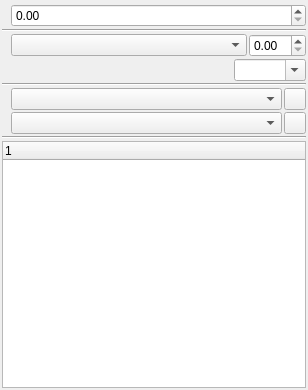
Qt form scribus/ui/propertiespalette_textbase.ui (scribusproject/scribus) before a commit.
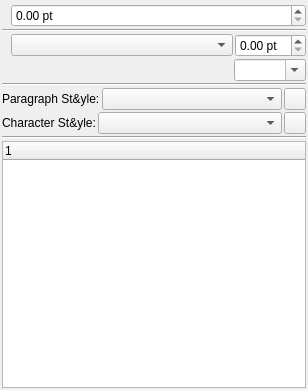
The same form after that commit. Icons and pictures are not drawn. Custom widgets are drawn as their Qt base class.

```diff
--- a/scribus/ui/propertiespalette_textbase.ui
+++ b/scribus/ui/propertiespalette_textbase.ui
@@ -61,6 +61,12 @@
          <verstretch>0</verstretch>
         </sizepolicy>
        </property>
+       <property name="toolTip">
+        <string>Font Size</string>
+       </property>
+       <property name="suffix">
+        <string> pt</string>
+       </property>
       </widget>
      </item>
     </layout>
@@ -108,6 +114,12 @@
          <verstretch>0</verstretch>
         </sizepolicy>
        </property>
+       <property name="toolTip">
+        <string>Line Spacing</string>
+       </property>
+       <property name="suffix">
+        <string> pt</string>
+       </property>
       </widget>
      </item>
     </layout>
@@ -163,7 +175,7 @@
         </sizepolicy>
        </property>
        <property name="text">
-        <string/>
+        <string>Paragraph St&amp;yle:</string>
        </property>
        <property name="pixmap">
         <pixmap>../../resources/icons/Zeichen.xpm</pixmap>
@@ -210,7 +222,7 @@
         </sizepolicy>
        </property>
        <property name="text">
-        <string/>
+        <string>Character St&amp;yle:</string>
        </property>
        <property name="pixmap">
         <pixmap>../../resources/icons/Zeichen.xpm</pixmap>
```
Left out of the diff: 18 changed lines with no effect on the pictures.
